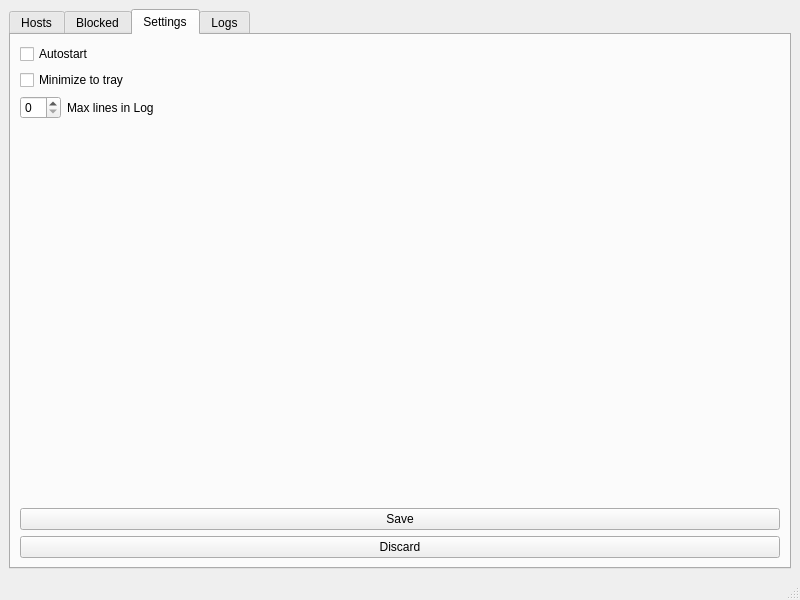
Above: ui/main.ui from CinnamonBanana/watch-fire before the change. Below: the same form after it.
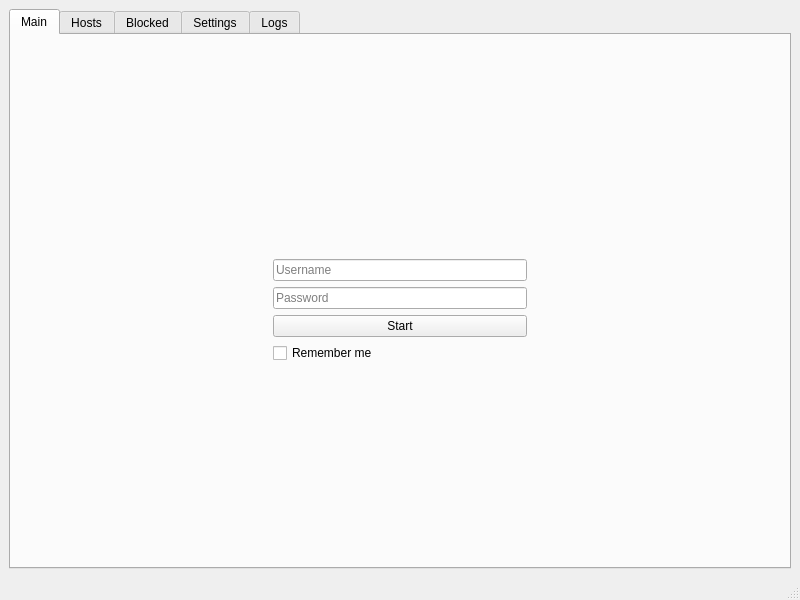
That is the form after the change. Icons and pictures are not drawn.

```diff
--- a/ui/main.ui
+++ b/ui/main.ui
@@ -21,8 +21,124 @@
     <item>
      <widget class="QTabWidget" name="tabWidget">
       <property name="currentIndex">
-       <number>2</number>
+       <number>0</number>
       </property>
+      <widget class="QWidget" name="tabMain">
+       <attribute name="title">
+        <string>Main</string>
+       </attribute>
+       <layout class="QHBoxLayout" name="horizontalLayout">
+        <item>
+         <spacer name="horizontalSpacer_2">
+          <property name="orientation">
+           <enum>Qt::Horizontal</enum>
+          </property>
+          <property name="sizeHint" stdset="0">
+           <size>
+            <width>219</width>
+            <height>20</height>
+           </size>
+          </property>
+         </spacer>
+        </item>
+        <item>
+         <layout class="QVBoxLayout" name="verticalLayout_6">
+          <item>
+           <spacer name="verticalSpacer_3">
+            <property name="orientation">
+             <enum>Qt::Vertical</enum>
+            </property>
+            <property name="sizeHint" stdset="0">
+             <size>
+              <width>20</width>
+              <height>40</height>
+             </size>
+            </property>
+           </spacer>
+          </item>
+          <item>
+           <widget class="QLabel" name="logoLabel">
+            <property name="maximumSize">
+             <size>
+              <width>300</width>
+              <height>300</height>
+             </size>
+            </property>
+            <property name="text">
+             <string/>
+            </property>
+            <property name="pixmap">
+             <pixmap>../res/inactive.png</pixmap>
+            </property>
+            <property name="scaledContents">
+             <bool>true</bool>
+            </property>
+            <property name="alignment">
+             <set>Qt::AlignCenter</set>
+            </property>
+           </widget>
+          </item>
+          <item>
+           <widget class="QLineEdit" name="userEdit">
+            <property name="placeholderText">
+             <string>Username</string>
+            </property>
+           </widget>
+          </item>
+          <item>
+           <widget class="QLineEdit" name="pwdEdit">
+            <property name="echoMode">
+             <enum>QLineEdit::Password</enum>
+            </property>
+            <property name="placeholderText">
+             <string>Password</string>
+            </property>
+           </widget>
+          </item>
+          <item>
+           <widget class="QPushButton" name="pushButton">
+            <property name="text">
+             <string>Start</string>
+            </property>
+           </widget>
+          </item>
+          <item>
+           <widget class="QCheckBox" name="rememberCheck">
+            <property name="text">
+             <string>Remember me</string>
+            </property>
+           </widget>
+          </item>
+          <item>
+           <spacer name="verticalSpacer_2">
+            <property name="orientation">
+             <enum>Qt::Vertical</enum>
+            </property>
+            <property name="sizeHint" stdset="0">
+             <size>
+              <width>20</width>
+              <height>40</height>
+             </size>
+            </property>
+           </spacer>
+          </item>
+         </layout>
+        </item>
+        <item>
+         <spacer name="horizontalSpacer_3">
+          <property name="orientation">
+           <enum>Qt::Horizontal</enum>
+          </property>
+          <property name="sizeHint" stdset="0">
+           <size>
+            <width>219</width>
+            <height>20</height>
+           </size>
+          </property>
+         </spacer>
+        </item>
+       </layout>
+      </widget>
       <widget class="QWidget" name="tabHosts">
        <attribute name="title">
         <string>Hosts</string>
```
Left out of the diff: 17 changed lines with no effect on the pictures.
